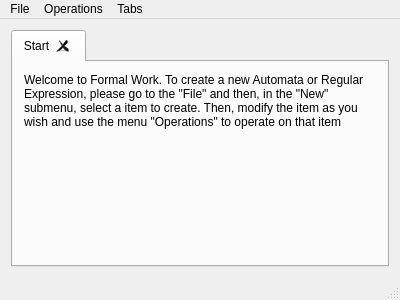
Old version of the form mainwindow.ui in the repository fjorgemota/linguagens-formais-compiladores-ufsc-2017-1.
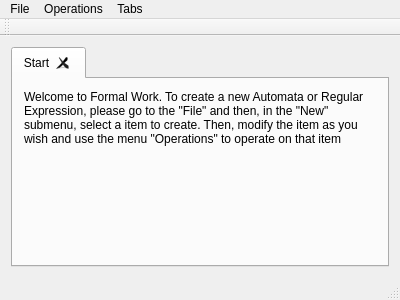
New version of the form.

```diff
--- a/mainwindow.ui
+++ b/mainwindow.ui
@@ -112,6 +112,17 @@
    <addaction name="menuOperations"/>
    <addaction name="menuTabs"/>
   </widget>
+  <widget class="QToolBar" name="toolBar">
+   <property name="windowTitle">
+    <string>toolBar</string>
+   </property>
+   <attribute name="toolBarArea">
+    <enum>TopToolBarArea</enum>
+   </attribute>
+   <attribute name="toolBarBreak">
+    <bool>false</bool>
+   </attribute>
+  </widget>
   <action name="actionNew">
    <property name="text">
     <string>New</string>
```
Left out of the diff: 166 changed lines with no effect on the pictures.
